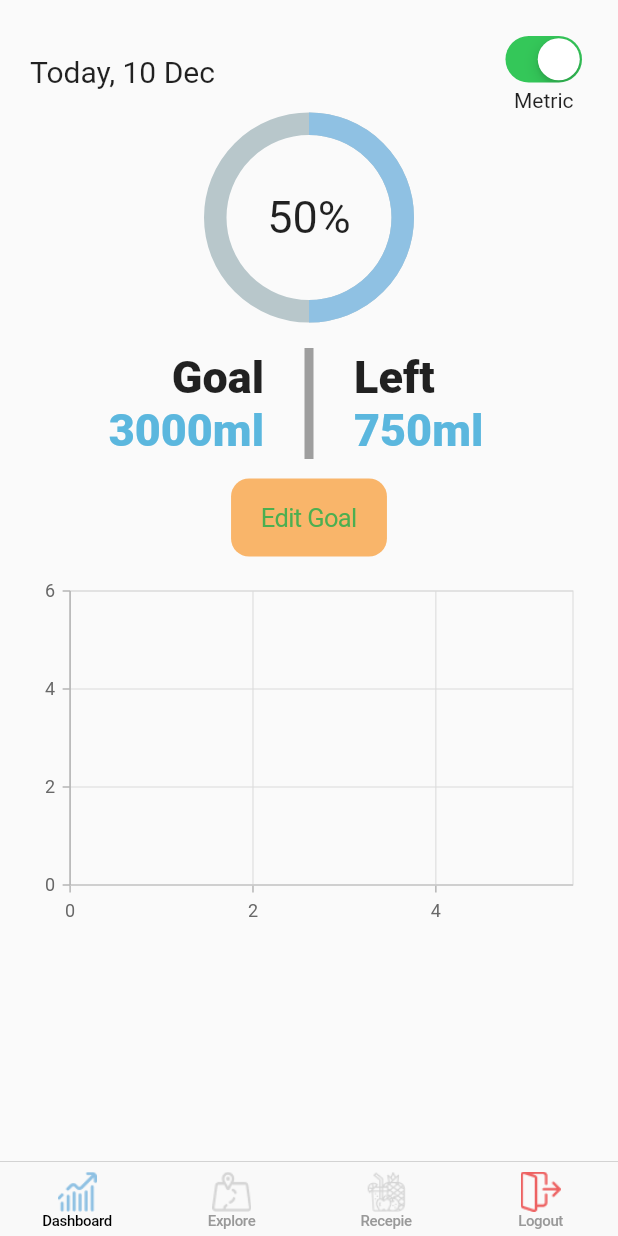
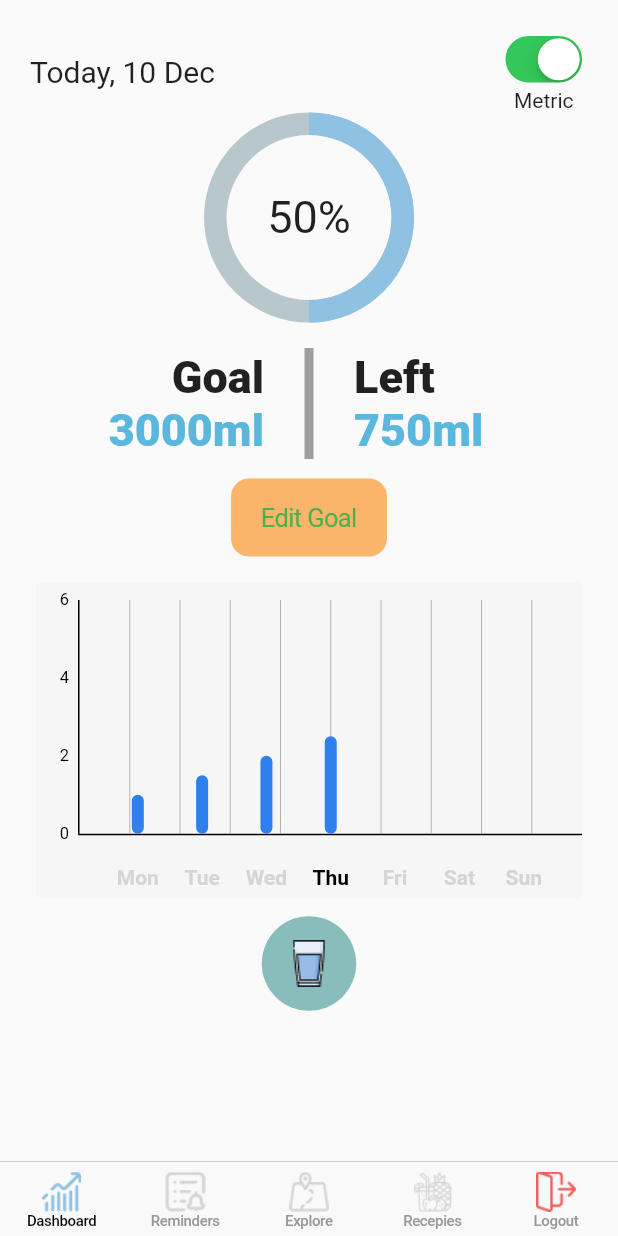
Before and after one commit to ChengYiLoi/fil, a Flutter app: the Dashboard screen opened directly, on a phone screen of 412 x 824 dp. Run offline on Flutter 3.47's test engine with Material 2 defaults, Android fonts, the phone set to English and light mode, and no system bars; drawn by our look-alikes of fl_chart, percent_indicator.

```diff
--- a/lib/screens/dashboard_screen.dart
+++ b/lib/screens/dashboard_screen.dart
@@ -2,8 +2,7 @@ import 'package:flutter/cupertino.dart';
 import 'package:flutter/material.dart';
 import 'package:fil/constants.dart';
 import 'package:percent_indicator/percent_indicator.dart';
-import 'package:syncfusion_flutter_charts/charts.dart';
-
+import 'package:fl_chart/fl_chart.dart';
 
 class Dashboard extends StatefulWidget {
   @override
@@ -24,6 +23,15 @@ class _DashboardState extends State<Dashboard> {
           ),
         )),
         BottomNavigationBarItem(
+        label: "Reminders",
+        icon: Padding(
+          padding: navIconPadding,
+          child: Image.asset(
+            "images/reminder.png",
+            color: navBarGrey,
+          ),
+        )),
+    BottomNavigationBarItem(
         label: "Explore",
         icon: Padding(
           padding: navIconPadding,
@@ -33,7 +41,7 @@ class _DashboardState extends State<Dashboard> {
           ),
         )),
     BottomNavigationBarItem(
-      label: "Recepie",
+        label: "Recepies",
         icon: Padding(
           padding: navIconPadding,
           child: Image.asset(
@@ -47,7 +55,6 @@ class _DashboardState extends State<Dashboard> {
           padding: navIconPadding,
           child: Image.asset(
             "images/logout.png",
-
           ),
         )),
   ];
@@ -174,18 +181,131 @@ class _DashboardState extends State<Dashboard> {
                   child: Text("Edit Goal"),
                   onPressed: () {}),
             ),
-            Container(
-              height: 240,
-              child: SfCartesianChart())
+            AspectRatio(
+              aspectRatio: 1.7,
+              child: Card(
+                elevation: 0,
+                shape: RoundedRectangleBorder(
+                    borderRadius: BorderRadius.circular(4)),
+                color: const Color(0xfff6F6F6),
+                child: Padding(
+                  padding: const EdgeInsets.only(top: 12.0),
+                  child: BarChart(
+                    BarChartData(
+                        alignment: BarChartAlignment.spaceEvenly,
+                        maxY: 6,
+                        axisTitleData: FlAxisTitleData(
+                          show: true,
+                          leftTitle: AxisTitle(
+                              showTitle: true,
+                              titleText: "Litres",
+                              textAlign: TextAlign.end,
+                              margin: 0),
+                        ),
+                        gridData: FlGridData(
+                          show: true,
+                          drawHorizontalLine: true,
+                          checkToShowHorizontalLine: (value) {
+                            if (value == 3) {
+                              return true;
+                            }
+                            return false;
+                          },
+                        ),
+                        titlesData: FlTitlesData(
+                          show: true,
+                          bottomTitles: SideTitles(
+                            showTitles: true,
+                            getTextStyles: (value) => TextStyle(
+                              color:
+                                  value == 3 ? Colors.black : Color(0xffD5D5D5),
+                              fontWeight: FontWeight.bold,
+                              fontSize: 14,
+                            ),
+                            margin: 20,
+                            getTitles: (double value) {
+                              switch (value.toInt()) {
+                                case 0:
+                                  return "Mon";
+                                case 1:
+                                  return "Tue";
+                                case 2:
+                                  return "Wed";
+                                case 3:
+                                  return "Thu";
+                                case 4:
+                                  return "Fri";
+                                case 5:
+                                  return "Sat";
+                                case 6:
+                                  return "Sun";
+                                default:
+                                  return '';
+                              }
+                            },
+                          ),
+                          leftTitles: SideTitles(
+                            showTitles: true,
+                          ),
+                        ),
+                        borderData: FlBorderData(
+                            show: true,
+                            border: Border(
+                              left: BorderSide(width: 1.0, color: Colors.black),
+                              bottom:
+                                  BorderSide(width: 1.0, color: Colors.black),
+                            )),
+                        barGroups: [
+                          BarChartGroupData(x: 0, barRods: [
+                            BarChartRodData(y: 1, colors: [Color(0xff2E80EC)])
+                          ]),
+                          BarChartGroupData(x: 1, barRods: [
+                            BarChartRodData(y: 1.5, colors: [Color(0xff2E80EC)])
+                          ]),
+                          BarChartGroupData(x: 2, barRods: [
+                            BarChartRodData(y: 2, colors: [Color(0xff2E80EC)])
+                          ]),
+                          BarChartGroupData(x: 3, barRods: [
+                            BarChartRodData(y: 2.5, colors: [Color(0xff2E80EC)])
+                          ]),
+                          BarChartGroupData(x: 4, barRods: [
+                            BarChartRodData(y: 0, colors: [Color(0xff2E80EC)])
+                          ]),
+                          BarChartGroupData(x: 5, barRods: [
+                            BarChartRodData(y: 0, colors: [Color(0xff2E80EC)])
+                          ]),
+                          BarChartGroupData(x: 6, barRods: [
+                            BarChartRodData(y: 0, colors: [Color(0xff2E80EC)])
+                          ]),
+                        ]),
+                  ),
+                ),
+              ),
+            ),
+            Padding(
+              padding: const EdgeInsets.all(8.0),
+              child: CupertinoButton(
+                borderRadius: BorderRadius.circular(50.0),
+                  padding: EdgeInsets.symmetric(vertical: 16.0, horizontal: 16.0),
+                  child: Image.asset("images/cup.png"),
+                  color: Color(0xff88BDBC),
+                  onPressed: () {}),
+            )
+
           ],
         ),
       )),
       bottomNavigationBar: CupertinoTabBar(
         items: navBarItems,
-
         currentIndex: 0,
         activeColor: Colors.black,
       ),
     );
   }
 }
+
+class Sales {
+  final String year;
+  final int sales;
+  Sales(this.year, this.sales);
+}
```
Also changed, not shown: pubspec.yaml (+6 -1 lines), images/cup.png (added), images/reminder.png (added), pubspec.lock. Lines whose indentation alone changed are shown as unchanged.
